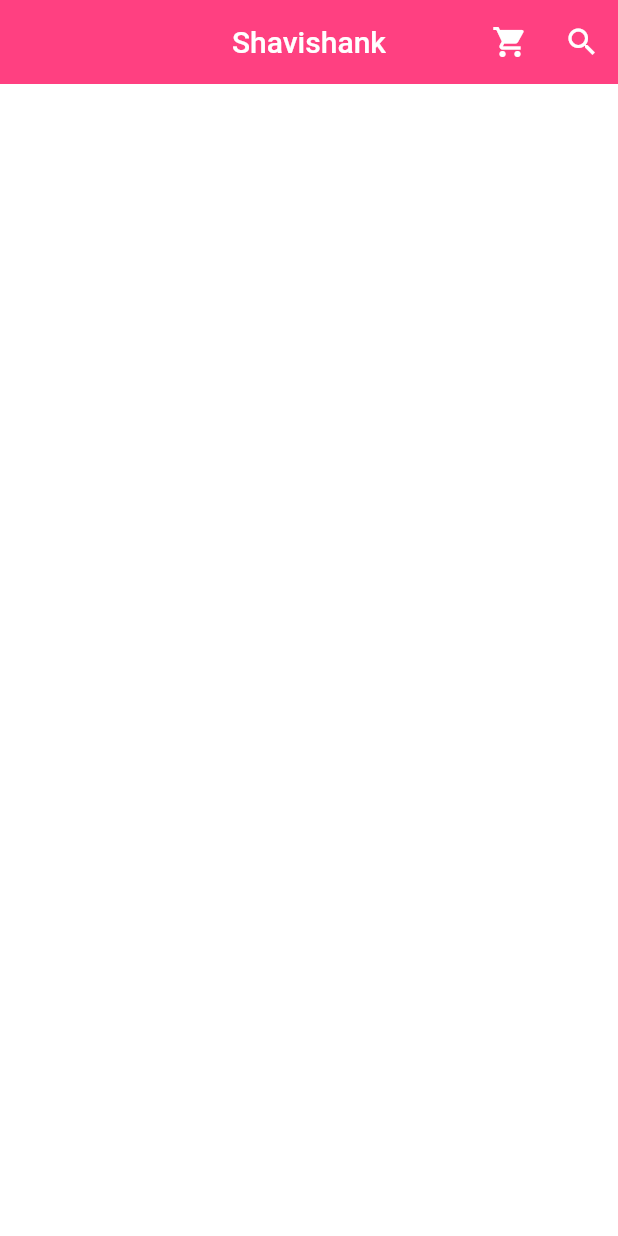
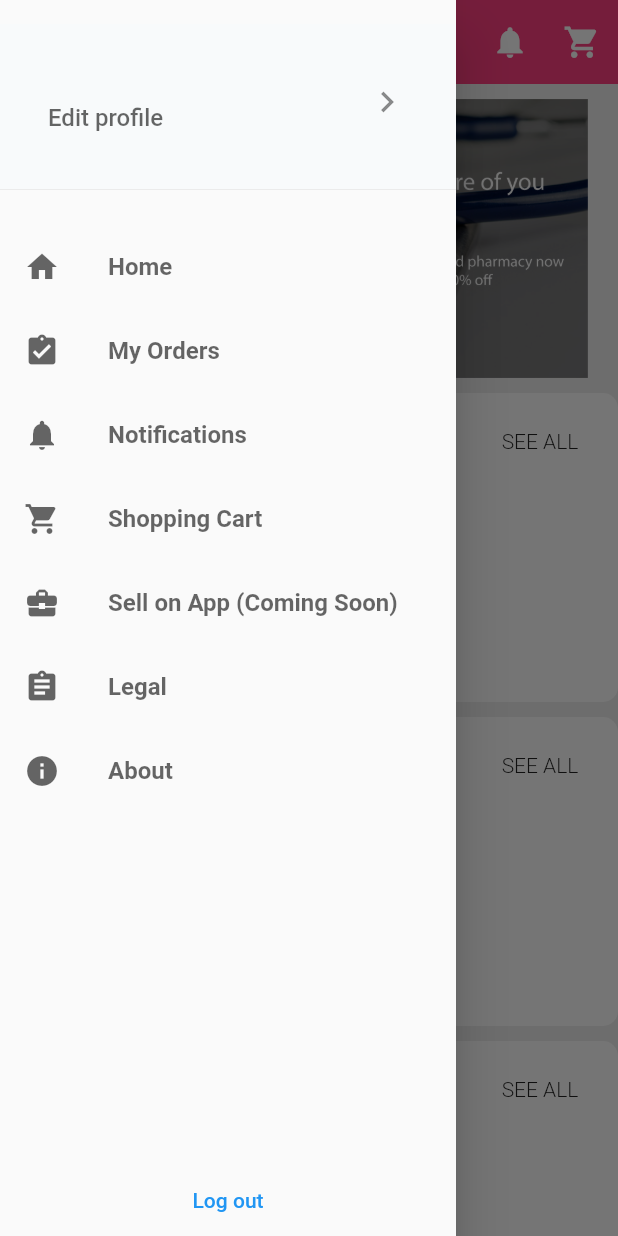
Before and after one commit to sauravshetty473/PharmacyApp, a Flutter app: the screen it shows once a user with an empty profile is signed in, with the side drawer open (before the commit the screen has no drawer), on a phone screen of 412 x 824 dp. Run offline on Flutter 3.47's test engine with Material 2 defaults, Android fonts, the phone set to English and light mode, and no system bars; our stand-ins replace cloud_firestore, firebase_auth, firebase_core, flutter_spinkit; accounts and stored records are empty.

Commit message:
only proper integration remaining, almost all framework done

```diff
--- /dev/null
+++ b/lib/home/appdrawer.dart
@@ -0,0 +1,179 @@
+import 'package:firebase_auth/firebase_auth.dart';
+import 'package:flutter/material.dart';
+import 'package:provider/provider.dart';
+
+
+
+class AppDrawer extends StatelessWidget {
+
+
+
+
+
+  @override
+  Widget build (BuildContext context) {
+    Color blackColor = Colors.black.withOpacity(0.6);
+  //  final user = Provider.of<User>(context);                                    //getting info of user
+    return Drawer(
+      child: Column(
+        children: <Widget>[
+          Container(
+            padding: EdgeInsets.symmetric(vertical: 16.0),
+            height: 150,
+            child: DrawerHeader(
+              child: GestureDetector(
+                child: ListTile(
+                  trailing: Icon(
+                    Icons.chevron_right,
+                    size: 28,
+                  ),
+                  subtitle: GestureDetector(
+                    onTap: () {
+                      //Get.to(Profile((){}));
+                    },
+                    child: Text(
+                      'Edit profile',
+                      maxLines: 1,
+                      style: TextStyle(
+                          fontSize: 16,
+                          fontWeight: FontWeight.w500,
+                          color: blackColor),
+                    ),
+                  ),
+
+                ),
+                onTap: () {
+                  Navigator.push(context, MaterialPageRoute(
+                  //  builder: (context) => Profile(() {}),
+                  ));
+                },
+              ),
+              decoration: BoxDecoration(
+                color: Color(0xFFF8FAFB),
+              ),
+            ),
+          ),
+          ListTile(
+            leading: Icon(
+              Icons.home,
+              color: blackColor,
+            ),
+            title: Text(
+              'Home',
+              style: TextStyle(
+                  fontSize: 16, fontWeight: FontWeight.w600, color: blackColor),
+            ),
+            onTap: () {
+              Navigator.pop(
+                context,
+                //PageTransition(
+                //  type: PageTransitionType.fade,
+                //  child: Container(),
+              //  ),
+              );
+            },
+          ),
+          ListTile(
+            leading: Icon(Icons.assignment_turned_in, color: blackColor),
+            title: Text('My Orders',
+                style: TextStyle(
+                    fontSize: 16,
+                    fontWeight: FontWeight.w600,
+                    color: blackColor)),
+            onTap: () {
+            //  Get.to(MyOrdersView());
+            },
+          ),
+//          ListTile(
+//            leading: Icon(Icons.assignment_return, color: blackColor),
+//            title: Text('My Returns',
+//                style: TextStyle(
+//                    fontSize: 16,
+//                    fontWeight: FontWeight.w600,
+//                    color: blackColor)),
+//            onTap: () {
+//              Get.to(ReturnOrdersView());
+//            },
+//          ),
+          ListTile(
+            //trailing: Icon(
+          //    Ionicons.ios_radio_button_on,
+          //    color: Color(0xFFFB7C7A),
+           //   size: 18,
+            //),
+            leading: Icon(Icons.notifications, color: blackColor),
+            title: Text('Notifications',
+                style: TextStyle(
+                    fontSize: 16,
+                    fontWeight: FontWeight.w600,
+                    color: blackColor)),
+            onTap: () {
+             // Get.to(NotificationsView());
+            },
+          ),
+          ListTile(
+            leading: Icon(Icons.shopping_cart, color: blackColor),
+            title: Text('Shopping Cart',
+                style: TextStyle(
+                    fontSize: 16,
+                    fontWeight: FontWeight.w600,
+                    color: blackColor)),
+            onTap: () {
+             /// Get.to(CartView());
+            },
+          ),
+          ListTile(
+            leading: Icon(Icons.business_center, color: blackColor),
+            title: Text('Sell on App (Coming Soon)',
+                style: TextStyle(
+                    fontSize: 16,
+                    fontWeight: FontWeight.w600,
+                    color: blackColor)),
+            onTap: () {},
+          ),
+          ListTile(
+            leading: Icon(Icons.assignment, color: blackColor),
+            title: Text('Legal',
+                style: TextStyle(
+                    fontSize: 16,
+                    fontWeight: FontWeight.w600,
+                    color: blackColor)),
+            onTap: () {
+             // Get.to(LegalInfo());
+            },
+          ),
+//          ListTile(
+//            leading:
+//            Icon(Icons.chat, color: blackColor),
+//            title: Text('Chats',
+//                style: TextStyle(
+//                    fontSize: 16,
+//                    fontWeight: FontWeight.w600,
+//                    color: blackColor)),
+//            onTap: () {
+//              //Nav.route(context, UserSettings());
+//            },
+//          ),
+          ListTile(
+            leading: Icon(Icons.info, color: blackColor),
+            title: Text('About',
+                style: TextStyle(
+                    fontSize: 16,
+                    fontWeight: FontWeight.w600,
+                    color: blackColor)),
+            onTap: () {
+             // Get.to(AboutUs());
+            },
+          ),
+          Spacer(),
+          Spacer(),
+          FlatButton(
+            child: Text('Log out', style: TextStyle(color: Colors.blue),),
+            onPressed: () async {
+              await FirebaseAuth.instance.signOut();
+            },
+          )
+        ],
+      ),
+    );}
+}
--- a/lib/home/home.dart
+++ b/lib/home/home.dart
@@ -1,21 +1,49 @@
+import 'dart:async';
+
 import 'package:flutter/material.dart';
+import 'package:shavishank/home/appdrawer.dart';
+import 'package:shavishank/home/search/searchcards.dart';
+import 'package:shavishank/home/search/searchmedmain.dart';
 import 'package:shavishank/services/auth.dart';
 
 
 
 class Home extends StatefulWidget {
+
   @override
   _HomeState createState() => _HomeState();
 }
 
 class _HomeState extends State<Home> {
+
   PageController _pageController = PageController(initialPage: 0);
+  PageController _insidepageController = PageController(initialPage: 0);
+  int _insidecurrentpage=0;
+  Timer timer ;
+
+
+  void initState() {
+    super.initState();
+    Timer.periodic(Duration(seconds: 10), (Timer timer) {                       //using periodic function of Timer class
+      _insidecurrentpage=_insidecurrentpage!=1?1:0;     //after every 10 seconds change CurrentPage
+      _insidepageController.animateToPage(_insidecurrentpage, duration: Duration(milliseconds: 1000), curve: Curves.linearToEaseOut);         //using PageController animate to the current page
+    });
+  }
 
 
 
+  _onPageChanged(int index){
+    _insidecurrentpage = index;
+  }
+
+
+  _goback(){
+    _pageController.animateToPage(0, duration: Duration(milliseconds: 500), curve: Curves.linearToEaseOut);
+  }
 
   @override
   Widget build(BuildContext context) {
+
     final AuthService _auth = AuthService();
 
     return PageView(
@@ -23,24 +51,72 @@ class _HomeState extends State<Home> {
       physics: NeverScrollableScrollPhysics(),
       children: [
         Scaffold(
-          backgroundColor: Colors.white,
+
+
+            drawer: AppDrawer(),
+
+            backgroundColor: Colors.grey[200],
             appBar: AppBar(centerTitle: true ,title: Text("Shavishank"), elevation: 0.0, backgroundColor: Colors.pinkAccent,
+
               actions:<Widget> [
                 IconButton(
+                  iconSize: 25,
+                  highlightColor: Colors.transparent,
+                  splashColor: Colors.transparent,
+                  padding: EdgeInsets.all(0),
+                  icon: Icon(Icons.notifications),
+                  onPressed: (){
+
+                  },
+                ),
+                IconButton(
+                  iconSize: 25,
+                  highlightColor: Colors.transparent,
+                  splashColor: Colors.transparent,
                   padding: EdgeInsets.all(0),
                   icon: Icon(Icons.shopping_cart),
                   onPressed: (){
-                },
-              ),
-              IconButton(
-                padding: EdgeInsets.all(0),
-                icon: Icon(Icons.search),
-                onPressed: (){
+                    setState(() {
+                      _pageController.animateToPage(1, duration: Duration(milliseconds: 500), curve: Curves.linearToEaseOut);
+                    });
                   },
                 )
               ],
             ),
+
+          body: SingleChildScrollView(                      //so that scrolling is possible
+            child: Column(
+
+
+
+
+              children: [
+                Container(
+                  padding: EdgeInsets.fromLTRB(0,10,0,10),
+
+                  height: MediaQuery.of(context).size.height/4,
+                  child: PageView(
+                    onPageChanged: _onPageChanged,
+                    controller: _insidepageController,
+                    children: [
+                      Image(image: AssetImage("assets/images/thumb1.png"),),
+                      Image(image: AssetImage("assets/images/thumb1.png"),),
+
+                    ],
                   ),
+                ),
+
+                SearchPacks(title : "Popular products"),
+                SearchPacks(title : "Top Selling products"),
+                SearchPacks(title : "Seasonal products"),
+                SearchPacks(title : "Today's hot deal"),
+
+
+              ],
+            ),
+          ),
+          ),
+        SearchMed(_goback),
       ],
     );
   }
--- /dev/null
+++ b/lib/home/profile/profile.dart
@@ -0,0 +1 @@
+import 'package:flutter/material.dart';
--- /dev/null
+++ b/lib/home/search/searchcards.dart
@@ -0,0 +1,63 @@
+import 'package:flutter/material.dart';
+
+
+
+
+class SearchPacks extends StatelessWidget {
+  final String title;
+  SearchPacks({this.title});
+
+
+  @override
+  Widget build(BuildContext context) {
+    return Container(
+      margin: EdgeInsets.fromLTRB(0, 0, 0, 10),
+      decoration: BoxDecoration(
+        color: Colors.white,
+        borderRadius: BorderRadius.circular(10),
+      ),
+      height: MediaQuery.of(context).size.height/4,
+
+      child: Column(
+        children: [
+          Padding(
+            padding: const EdgeInsets.all(8.0),
+            child: Row(
+              mainAxisAlignment: MainAxisAlignment.spaceBetween,
+              children: [
+                Column(
+                  crossAxisAlignment: CrossAxisAlignment.start,
+                  children: [
+                    Text("EXPLORE",
+                    style: TextStyle(fontSize: 12),),
+                    SizedBox(height: 10,),
+                    Text(title,
+                    style: TextStyle(fontSize: 15,
+                      fontWeight: FontWeight.bold
+
+
+                    ),
+                    ),
+                  ],
+                ),
+                Align(
+                  alignment: Alignment.centerRight,
+                  child: FlatButton(
+                    child: Text("SEE ALL",
+                      style: TextStyle(
+                        fontWeight: FontWeight.w300,
+
+                      ),
+                    ),
+                    onPressed: (){
+                    },
+                  ),
+                )
+              ],
+            ),
+          )
+        ],
+      ),
+    );
+  }
+}
--- /dev/null
+++ b/lib/home/search/searchmedmain.dart
@@ -0,0 +1,52 @@
+import 'package:flutter/material.dart';
+
+
+class SearchMed extends StatelessWidget {
+  Function _goback;
+  SearchMed(this._goback);
+
+  @override
+  Widget build(BuildContext context) {
+    return Scaffold(
+      appBar: AppBar(
+        leading: IconButton(
+          highlightColor: Colors.transparent,
+          splashColor: Colors.transparent,
+          icon: Icon(Icons.keyboard_backspace),
+          onPressed: _goback,
+        ),
+        elevation: 0.0,
+        backgroundColor: Colors.pinkAccent,
+      ),
+    );
+  }
+}
+
+
+
+
+class Datasearch extends SearchDelegate<String>{
+  @override
+  List<Widget> buildActions(BuildContext context) {
+    // TODO: implement buildActions
+    throw UnimplementedError();
+  }
+
+  @override
+  Widget buildLeading(BuildContext context) {
+    // TODO: implement buildLeading
+    throw UnimplementedError();
+  }
+
+  @override
+  Widget buildResults(BuildContext context) {
+    // TODO: implement buildResults
+    throw UnimplementedError();
+  }
+
+  @override
+  Widget buildSuggestions(BuildContext context) {
+    // TODO: implement buildSuggestions
+    throw UnimplementedError();
+  }
+}
--- a/lib/login/loginstartpage.dart
+++ b/lib/login/loginstartpage.dart
@@ -37,6 +37,8 @@ class _LoginInfoSlideViewState extends State<LoginInfoSlideView> {
 
     });
   }
+
+
 
   @override
   Widget build(BuildContext context) {
```
Also changed, not shown: assets/images/thumb1.png (added). Lines whose indentation alone changed are shown as unchanged.
